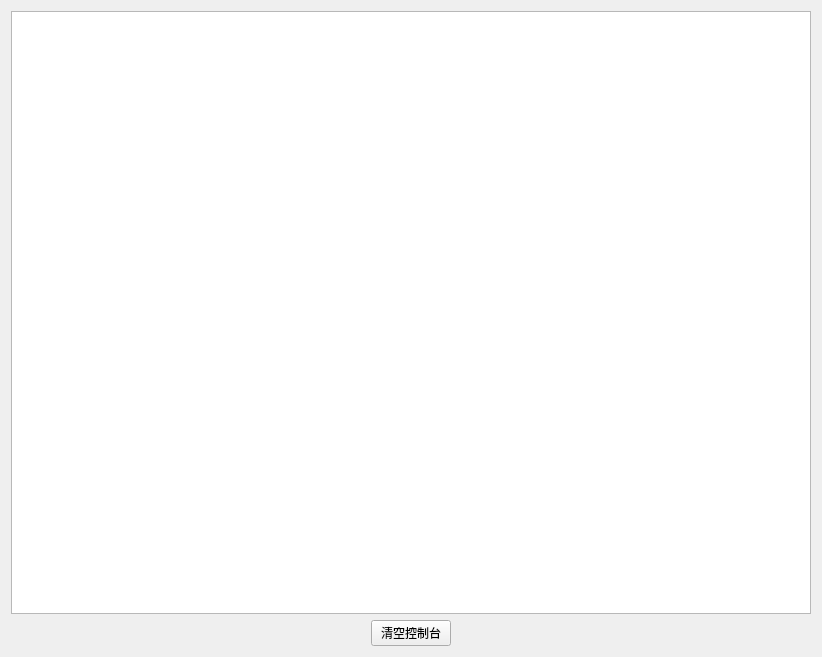
Before: the Qt Designer form src/Resources/UI/console.ui in Amoo1121/Graduate, drawn with Qt 5.
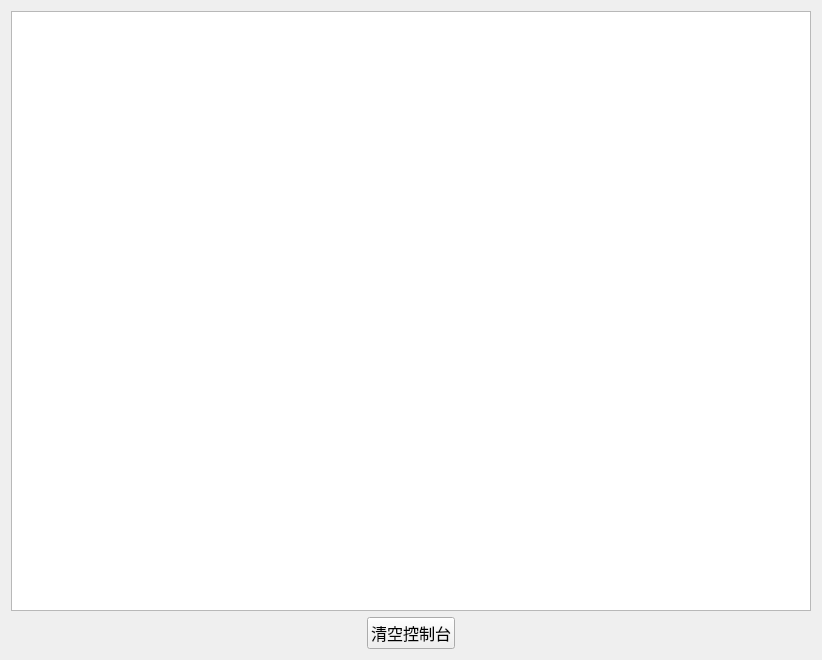
After: the same form once the commit is applied.

What changed in the file:
```diff
--- a/src/Resources/UI/console.ui
+++ b/src/Resources/UI/console.ui
@@ -22,6 +22,12 @@
        <height>600</height>
       </size>
      </property>
+     <property name="font">
+      <font>
+       <family>宋体</family>
+       <pointsize>12</pointsize>
+      </font>
+     </property>
     </widget>
    </item>
    <item alignment="Qt::AlignHCenter">
@@ -32,6 +38,12 @@
        <verstretch>0</verstretch>
       </sizepolicy>
      </property>
+     <property name="font">
+      <font>
+       <family>宋体</family>
+       <pointsize>12</pointsize>
+      </font>
+     </property>
      <property name="text">
       <string>清空控制台</string>
      </property>
```
